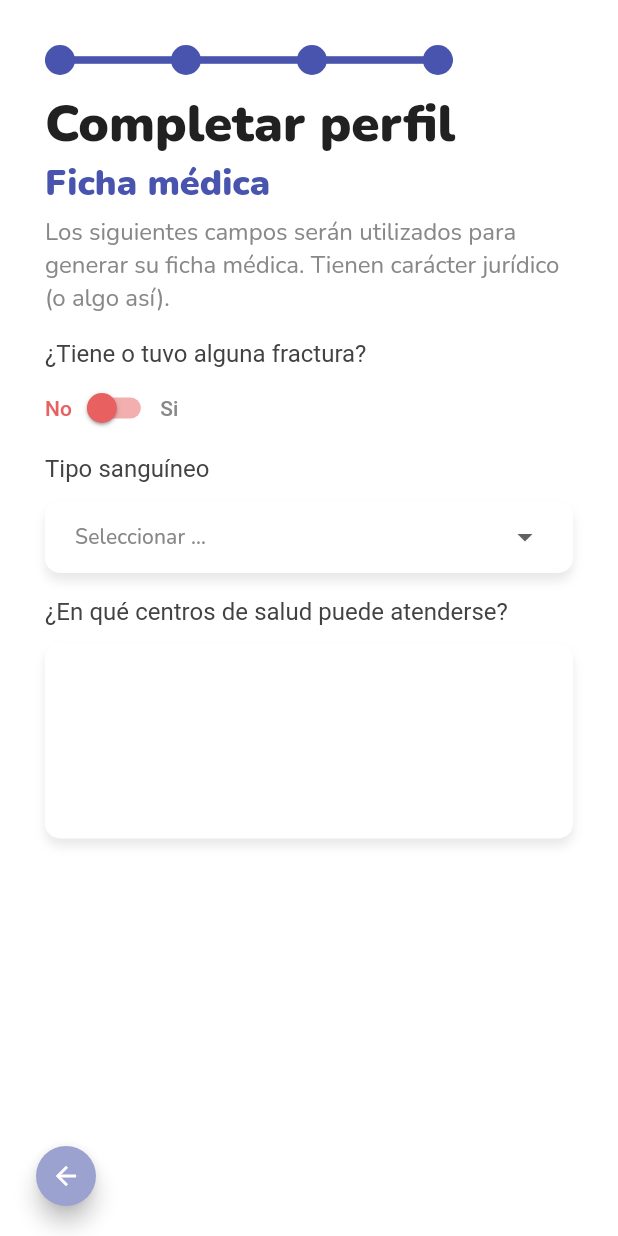
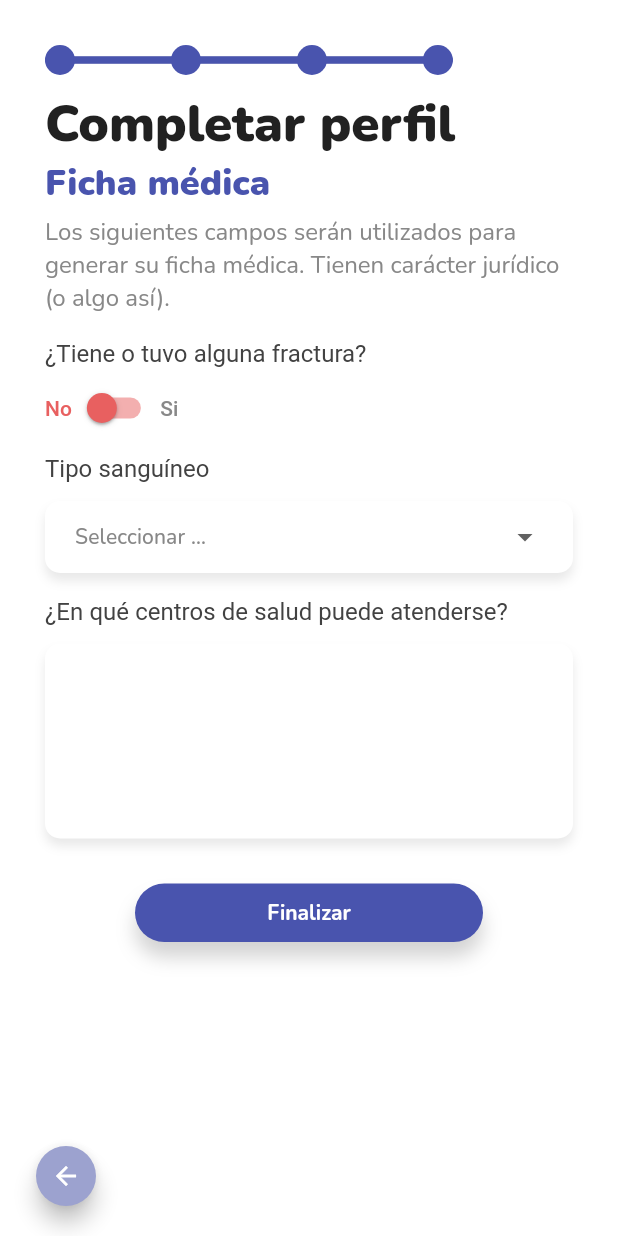
Before and after one commit to voluntariado-ucc-ing/voluntariadoing_mobile, a Flutter app: the SteppedView screen opened directly, swiped to page 4, on a phone screen of 412 x 824 dp. Run offline on Flutter 3.47's test engine with Material 2 defaults, Android fonts, the phone set to English and light mode, and no system bars; drawn by our look-alikes of auto_size_text; our stand-ins replace easy_localization, flutter_svg, google_fonts; generated files the repository leaves out were written again.

Commit message:
update navigation path

```diff
--- a/lib/authentication/views/complete_profile/medical_information_tab.dart
+++ b/lib/authentication/views/complete_profile/medical_information_tab.dart
@@ -41,6 +41,13 @@ class _MedicalInformationTabState extends State<MedicalInformationTab> {
             padding: const EdgeInsets.only(top: 15),
             child: MedicalInfoItemEntry(item: item)
           ),
+        Padding(
+          padding: const EdgeInsets.symmetric(vertical: 30, horizontal: 60),
+          child: PrimaryButton(
+            onTap: (){},
+            text: 'COMMON.FINISH'.tr()
+          ),
+        )
       ],
     )
   );
--- a/lib/authentication/views/login_view.dart
+++ b/lib/authentication/views/login_view.dart
@@ -71,7 +71,7 @@ class _LoginViewState extends State<LoginView> {
           padding: const EdgeInsets.only(top: 30, left: 40, right: 40),
           child: PrimaryButton(
             onTap: (){
-              Navigator.of(context).pushReplacementNamed(AppRoutes.completeProfile);
+              Navigator.of(context).pushReplacementNamed(AppRoutes.newPasswordFirstTime);
             },
             text: 'AUTHENTICATION.LOGIN'.tr(),
           ),
--- a/lib/authentication/views/new_password_first_time_view.dart
+++ b/lib/authentication/views/new_password_first_time_view.dart
@@ -5,6 +5,7 @@ import 'package:voluntariadoing_mobile/common/widgets/no_overscroll_behavior.dar
 import 'package:voluntariadoing_mobile/common/widgets/primary_button.dart';
 import 'package:voluntariadoing_mobile/common/widgets/raised_text_input.dart';
 import 'package:voluntariadoing_mobile/common/widgets/section_title.dart';
+import 'package:voluntariadoing_mobile/config/app_routes.dart';
 
 
 class NewPasswordFirstTimeView extends StatefulWidget {
@@ -59,7 +60,9 @@ class _NewPasswordFirstTimeViewState extends State<NewPasswordFirstTimeView> {
             Padding(
               padding: const EdgeInsets.only(top: 30, left: 50, right: 50),
               child: PrimaryButton(
-                onTap: (){},
+                onTap: (){
+                  Navigator.of(context).pushReplacementNamed(AppRoutes.completeProfile);
+                },
                 text: "COMMON.CONFIRM".tr()
               )
             ),
```
